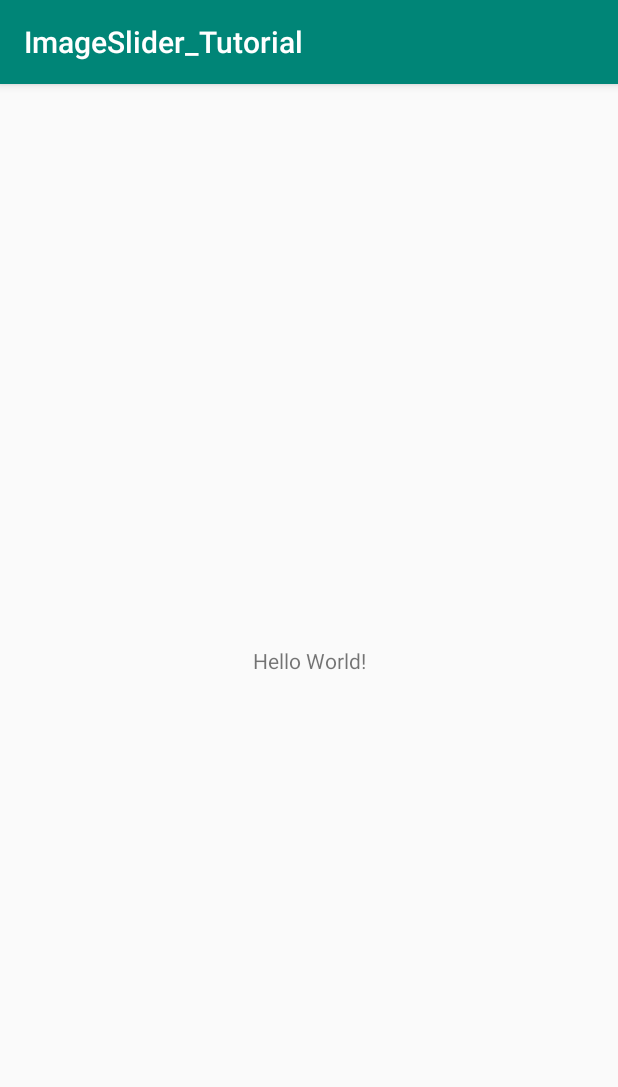
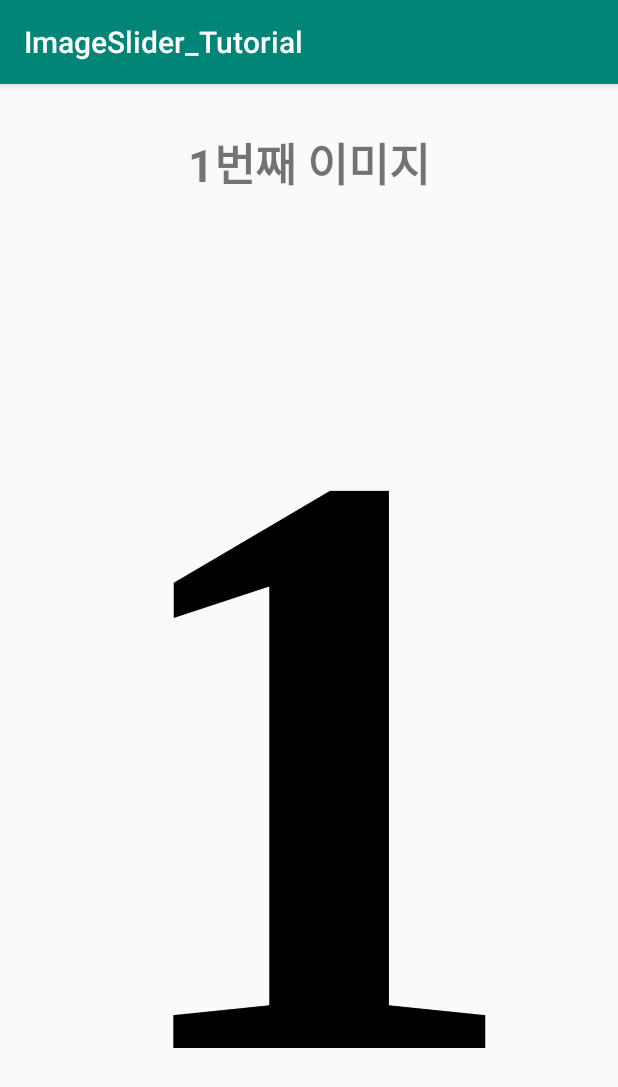
Before and after one commit to alton15/Android_Tutorial, an Android app: the screen it shows after launch (MainActivity), on a phone screen of 412 x 824 dp. Shown: the top 1087 px of the screen. Run offline under Robolectric (Android 15) with nearby library versions, the phone set to English and light mode, and no system bars.

Commit message:
Use ViewPager
Image Slider Tutorial

```diff
--- /dev/null
+++ b/ImageSlider_Tutorial/app/src/main/java/com/example/imageslider_tutorial/Adapter.java
@@ -0,0 +1,52 @@
+package com.example.imageslider_tutorial;
+
+import android.content.Context;
+import android.media.Image;
+import android.view.LayoutInflater;
+import android.view.View;
+import android.view.ViewGroup;
+import android.widget.ImageView;
+import android.widget.LinearLayout;
+import android.widget.TextView;
+
+import androidx.annotation.NonNull;
+import androidx.viewpager.widget.PagerAdapter;
+
+public class Adapter extends PagerAdapter {
+
+    private int[] images = {R.drawable.image_one, R.drawable.image_two, R.drawable.image_three};
+    private LayoutInflater inflater;
+    private Context context;
+
+    public Adapter (Context context) {
+        this.context = context;
+    }
+
+    @Override
+    public int getCount() {
+        return images.length;
+    }
+
+    @Override
+    public boolean isViewFromObject(@NonNull View view, @NonNull Object object) {
+        return view == ((LinearLayout) object);
+    }
+
+    @NonNull
+    @Override
+    public Object instantiateItem(@NonNull ViewGroup container, int position) {
+        inflater = (LayoutInflater) context.getSystemService(Context.LAYOUT_INFLATER_SERVICE);
+        View v = inflater.inflate(R.layout.slider, container, false);
+        ImageView imageView = v.findViewById(R.id.img_view);
+        TextView textView = v.findViewById(R.id.tv);
+        imageView.setImageResource(images[position]);
+        textView.setText((position + 1) + "번째 이미지");
+        container.addView(v);
+        return v;
+    }
+
+    @Override
+    public void destroyItem(@NonNull ViewGroup container, int position, @NonNull Object object) {
+        container.invalidate();
+    }
+}
--- a/ImageSlider_Tutorial/app/src/main/java/com/example/imageslider_tutorial/MainActivity.java
+++ b/ImageSlider_Tutorial/app/src/main/java/com/example/imageslider_tutorial/MainActivity.java
@@ -1,14 +1,22 @@
 package com.example.imageslider_tutorial;
 
 import androidx.appcompat.app.AppCompatActivity;
+import androidx.viewpager.widget.ViewPager;
 
 import android.os.Bundle;
 
 public class MainActivity extends AppCompatActivity {
 
+    Adapter adapter;
+    ViewPager viewPager;
+
     @Override
     protected void onCreate(Bundle savedInstanceState) {
         super.onCreate(savedInstanceState);
         setContentView(R.layout.activity_main);
+
+        viewPager = (ViewPager) findViewById(R.id.view);
+        adapter = new Adapter(this);
+        viewPager.setAdapter(adapter);
     }
 }
--- a/ImageSlider_Tutorial/app/src/main/res/layout/activity_main.xml
+++ b/ImageSlider_Tutorial/app/src/main/res/layout/activity_main.xml
@@ -6,13 +6,14 @@
     android:layout_height="match_parent"
     tools:context=".MainActivity">
 
-    <TextView
+    <view
+        android:id="@+id/view"
+        class="androidx.viewpager.widget.ViewPager"
         android:layout_width="wrap_content"
         android:layout_height="wrap_content"
-        android:text="Hello World!"
         app:layout_constraintBottom_toBottomOf="parent"
-        app:layout_constraintLeft_toLeftOf="parent"
-        app:layout_constraintRight_toRightOf="parent"
+        app:layout_constraintEnd_toEndOf="parent"
+        app:layout_constraintHorizontal_bias="0.0"
+        app:layout_constraintStart_toStartOf="parent"
         app:layout_constraintTop_toTopOf="parent" />
-
 </androidx.constraintlayout.widget.ConstraintLayout>
--- /dev/null
+++ b/ImageSlider_Tutorial/app/src/main/res/layout/slider.xml
@@ -0,0 +1,24 @@
+<?xml version="1.0" encoding="utf-8"?>
+<LinearLayout xmlns:android="http://schemas.android.com/apk/res/android"
+    android:orientation="vertical" android:layout_width="match_parent"
+    android:layout_height="match_parent">
+
+    <TextView
+        android:layout_width="match_parent"
+        android:layout_height="wrap_content"
+        android:text=""
+        android:id="@+id/tv"
+        android:gravity="center"
+        android:textSize="30dp"
+        android:textStyle="bold"
+        android:layout_marginTop="30dp" />
+
+    <ImageView
+        android:layout_width="match_parent"
+        android:layout_height="wrap_content"
+        android:id="@+id/img_view"
+        android:layout_marginTop="30dp" />
+
+
+
+</LinearLayout>
```
Also changed, not shown: ImageSlider_Tutorial/app/src/main/res/drawable/image_one.png (added), ImageSlider_Tutorial/app/src/main/res/drawable/image_three.png (added), ImageSlider_Tutorial/app/src/main/res/drawable/image_two.png (added).
